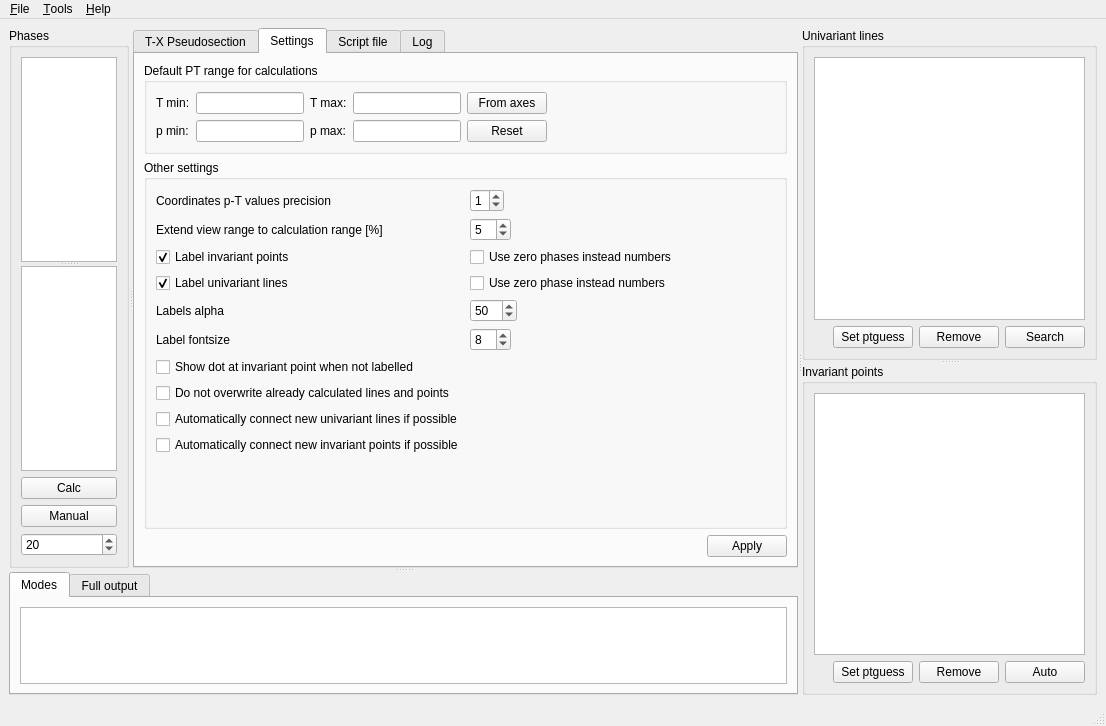
Old version of the form pypsbuilder/ui/txbuilder.ui in the repository ondrolexa/pypsbuilder.
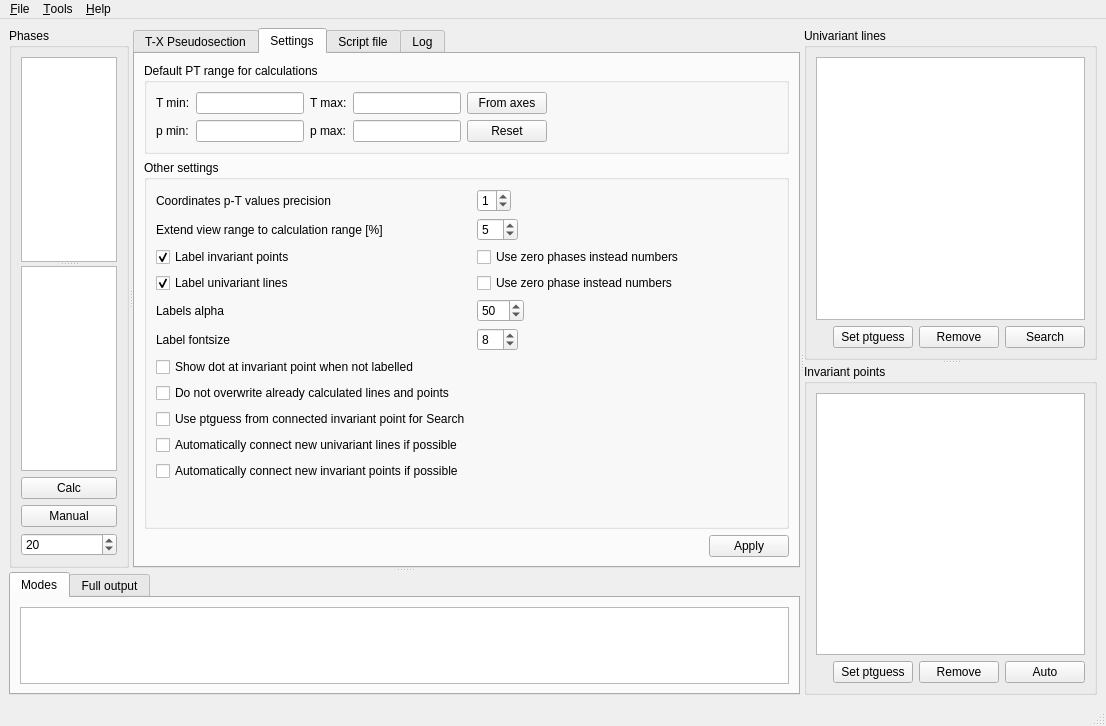
New version of the form. The open tabs and pages were chosen to show the change.

What changed in the file:
```diff
--- a/pypsbuilder/ui/txbuilder.ui
+++ b/pypsbuilder/ui/txbuilder.ui
@@ -480,20 +480,27 @@
                 </property>
                </widget>
               </item>
-              <item row="8" column="0">
+              <item row="9" column="0">
                <widget class="QCheckBox" name="checkAutoconnectUni">
                 <property name="text">
                  <string>Automatically connect new univariant lines if possible</string>
                 </property>
                </widget>
               </item>
-              <item row="9" column="0">
+              <item row="10" column="0">
                <widget class="QCheckBox" name="checkAutoconnectInv">
                 <property name="text">
                  <string>Automatically connect new invariant points if possible</string>
                 </property>
                </widget>
               </item>
+              <item row="8" column="0">
+               <widget class="QCheckBox" name="checkUseInvGuess">
+                <property name="text">
+                 <string>Use ptguess from connected invariant point for Search</string>
+                </property>
+               </widget>
+              </item>
              </layout>
             </widget>
            </item>
```
